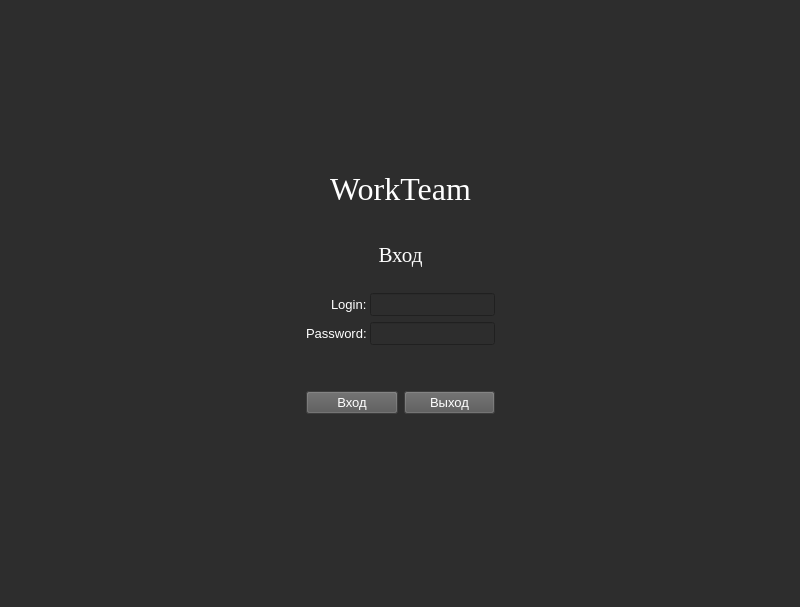
Old version of the form Client/Application01/mainwindow.ui in the repository SuperSLD/TeamHomework.
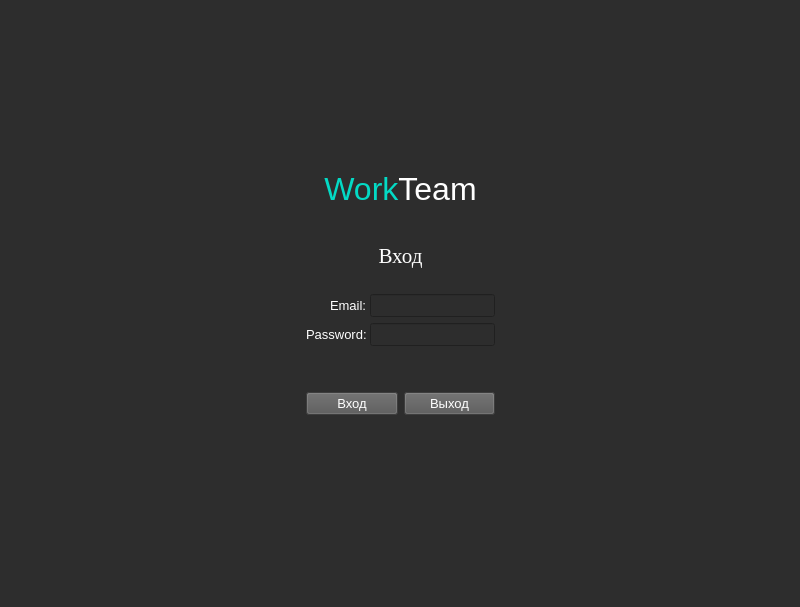
New version of the form.

```diff
--- a/Client/Application01/mainwindow.ui
+++ b/Client/Application01/mainwindow.ui
@@ -87,7 +87,7 @@
                <string notr="true">color: rgb(255, 255, 255);</string>
               </property>
               <property name="text">
-               <string>Login:</string>
+               <string>Email:</string>
               </property>
              </widget>
             </item>
@@ -217,7 +217,7 @@
            <string notr="true">color: rgb(255, 255, 255);</string>
           </property>
           <property name="text">
-           <string>WorkTeam</string>
+           <string>&lt;html&gt;&lt;head/&gt;&lt;body&gt;&lt;p&gt;&lt;span style=&quot; color:#03dac5; font-family:arial;&quot;&gt;Work&lt;/span&gt;&lt;span style=&quot; color:white; font-family:arial;&quot;&gt;Team&lt;/span&gt;&lt;/p&gt;&lt;/body&gt;&lt;/html&gt;</string>
           </property>
           <property name="alignment">
            <set>Qt::AlignCenter</set>
```
Left out of the diff: 2 changed lines with no effect on the pictures.
